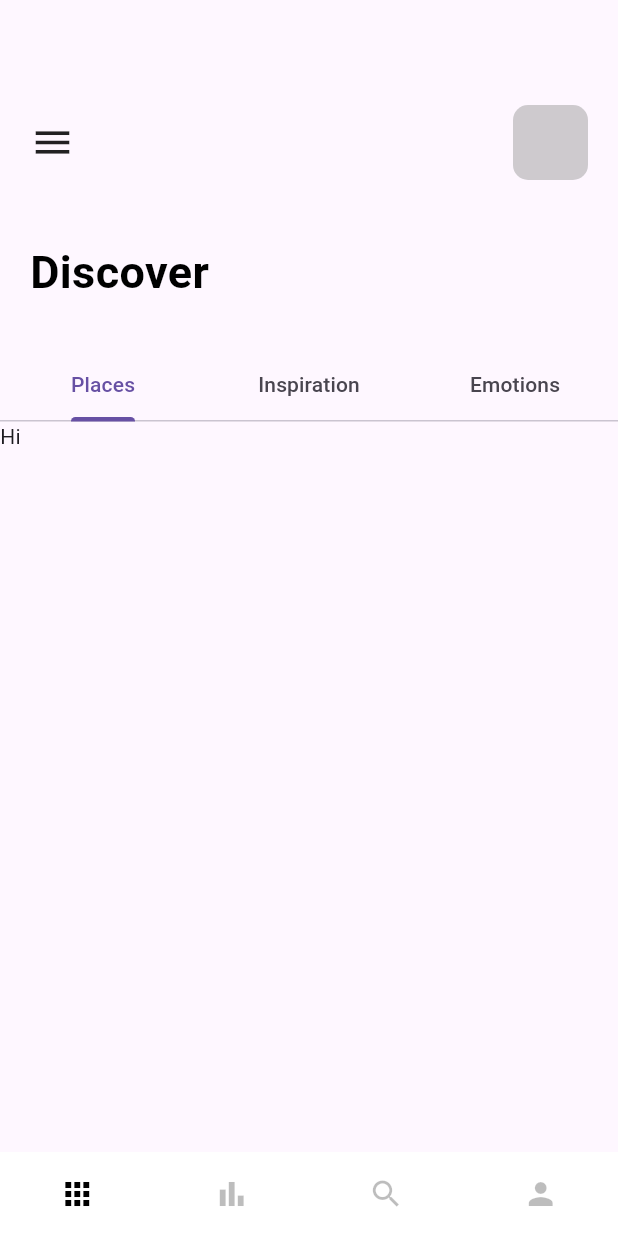
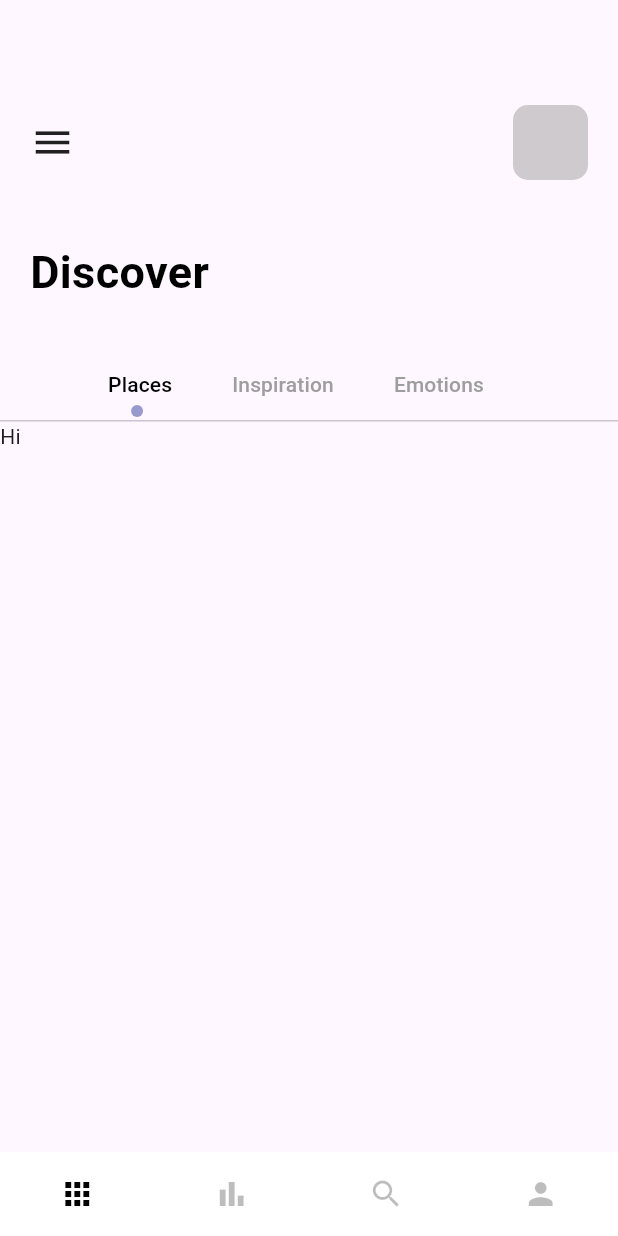
Before and after one commit to Sachith-AB/Travel-App, a Flutter app: the screen it shows after launch, on a phone screen of 412 x 824 dp. Run offline on Flutter 3.47's test engine with Material 3 defaults, Android fonts, the light colour scheme and no system bars.

Commit message:
complete tabbar indicator style

```diff
--- a/travel_app/lib/pages/navpages/Home_Page.dart
+++ b/travel_app/lib/pages/navpages/Home_Page.dart
@@ -1,4 +1,5 @@
 import 'package:flutter/material.dart';
+import 'package:travel_app/misc/colors.dart';
 import 'package:travel_app/widgets/app_large_text.dart';
 
 class HomePage extends StatefulWidget {
@@ -46,21 +47,31 @@ class _HomePageState extends State<HomePage> with TickerProviderStateMixin {
         ),
         //tabbar
         Container(
+          child: Align(
+            alignment: Alignment.centerLeft,
             child: TabBar(
+              labelPadding: const EdgeInsets.only(left: 20, right: 20),
               controller: _tabController,
-            tabs: [
+              labelColor: Colors.black,
+              unselectedLabelColor: Colors.grey,
+              isScrollable: true,
+              indicatorSize: TabBarIndicatorSize.label,
+              indicator:
+                  CircleTabIndicator(color: AppColors.textColor4, radius: 4),
+              tabs: const [
                 Tab(text: "Places"),
                 Tab(text: "Inspiration"),
                 Tab(text: "Emotions"),
               ],
             ),
           ),
-        Container(
+        ),
+        SizedBox(
           height: 300,
           width: double.maxFinite,
           child: TabBarView(
             controller: _tabController,
-            children: [
+            children: const [
               Text("Hi"),
               Text("There"),
               Text("Bye"),
@@ -71,3 +82,33 @@ class _HomePageState extends State<HomePage> with TickerProviderStateMixin {
     );
   }
 }
+
+class CircleTabIndicator extends Decoration {
+  final Color color;
+  double radius;
+  CircleTabIndicator({required this.color, required this.radius});
+  // ignore: empty_constructor_bodies
+  @override
+  BoxPainter createBoxPainter([VoidCallback? onChanged]) {
+    // TODO: implement createBoxPainter
+    return _CirclePainter(color: color, radius: radius);
+  }
+}
+
+class _CirclePainter extends BoxPainter {
+  final Color color;
+  double radius;
+  _CirclePainter({required this.color, required this.radius});
+  @override
+  void paint(Canvas canvas, Offset offset, ImageConfiguration configuration) {
+    Paint _paint = Paint();
+    _paint.color = color;
+    _paint.color = color;
+    _paint.isAntiAlias = true;
+    final Offset circleOffset = Offset(
+        configuration.size!.width / 2 - radius / 2,
+        configuration.size!.height - radius - 3);
+
+    canvas.drawCircle(offset + circleOffset, radius, _paint);
+  }
+}
```
Lines whose indentation alone changed are shown as unchanged.
